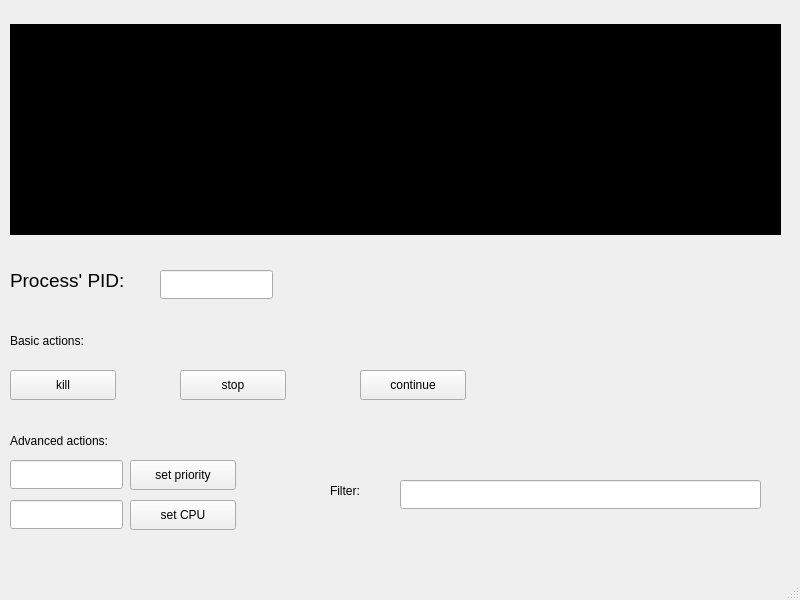
Qt form TaskManagerProject/mainwindow.ui (rodolfostark/TaskManager) before a commit.
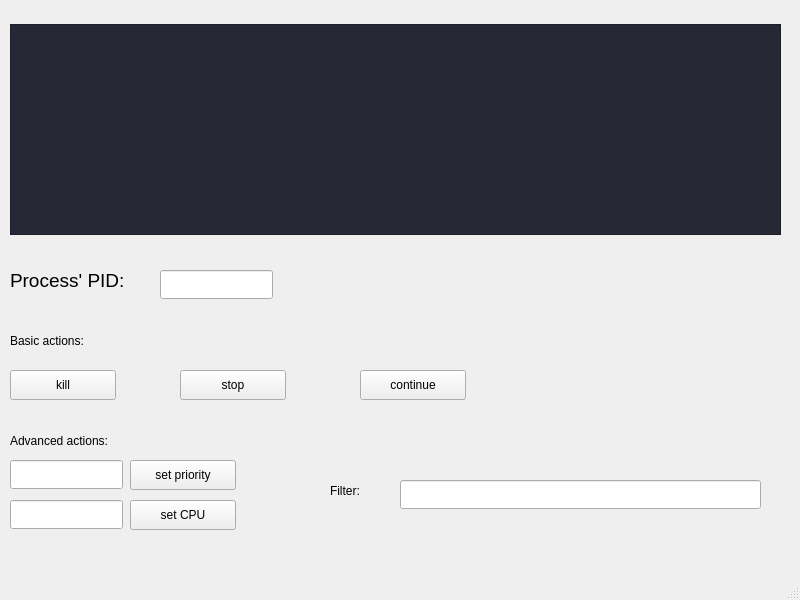
The same form after that commit.

Commit message: kill, stop and contnue commands created

```diff
--- a/TaskManagerProject/mainwindow.ui
+++ b/TaskManagerProject/mainwindow.ui
@@ -173,8 +173,9 @@
      </rect>
     </property>
     <property name="styleSheet">
-     <string notr="true">background-color: black;
-color: green;</string>
+     <string notr="true">background-color: #262835;
+color: lightgreen;
+font-family:Courier;</string>
     </property>
    </widget>
    <widget class="QLabel" name="filter_label">
```
The commit also changes 2 other files.
